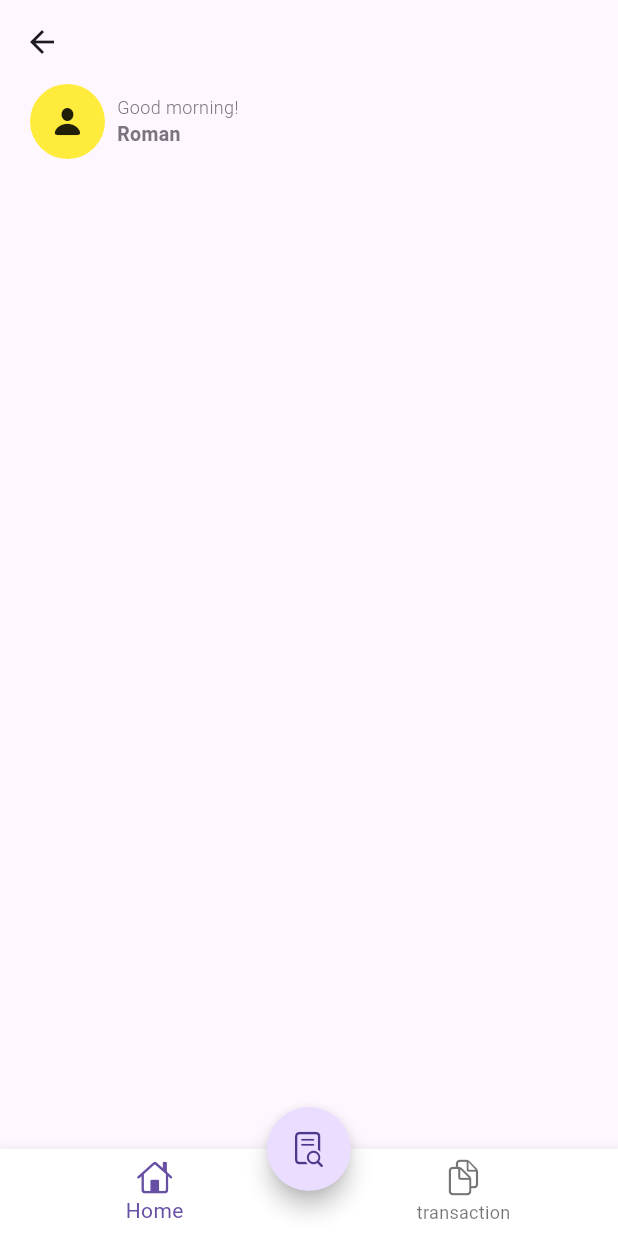
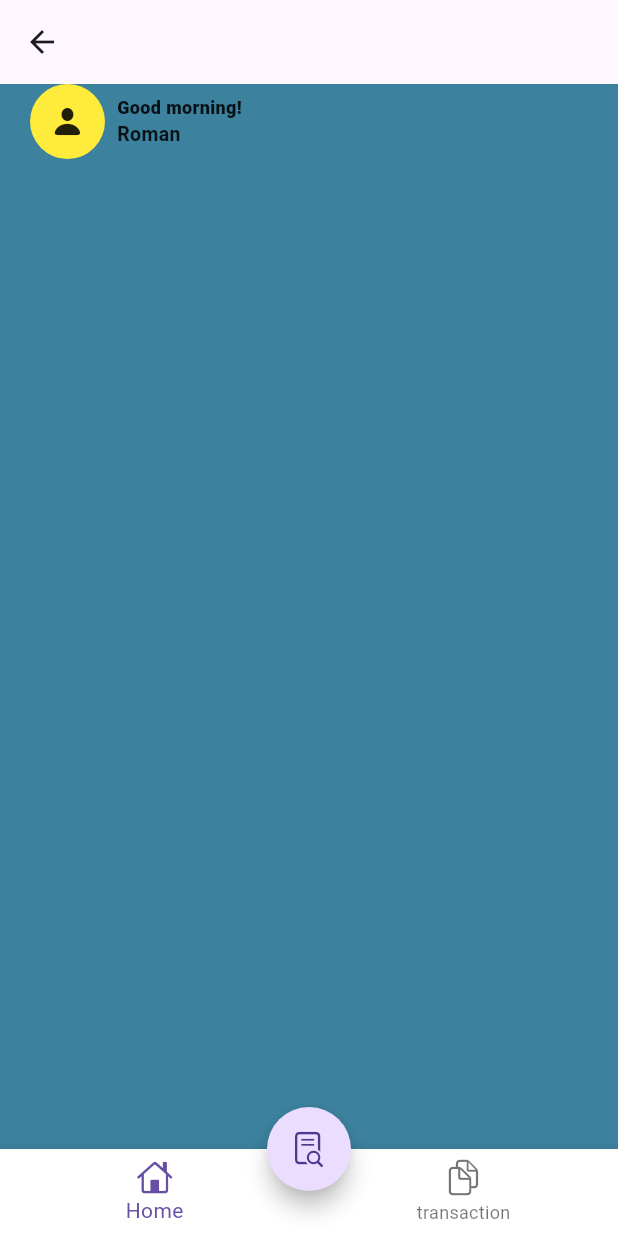
Before and after one commit to Bibesh17/project, a Flutter app: the screen it shows after launch, after a tap on "Log in", on a phone screen of 412 x 824 dp. Run offline on Flutter 3.47's test engine with Material 3 defaults, Android fonts, the phone set to English and light mode, and no system bars.

Commit message:
main screen update

```diff
--- a/finance_guru/lib/login_page.dart
+++ b/finance_guru/lib/login_page.dart
@@ -10,7 +10,7 @@ class LoginPage extends StatelessWidget {
 
     return SafeArea(
       child: Scaffold(
-        backgroundColor: const Color.fromARGB(255, 3, 17, 51),
+        backgroundColor: const Color(0xFF2F7694),
         body: Padding(
           padding: const EdgeInsets.symmetric(horizontal: 16.0),
           child: Column(
--- a/finance_guru/lib/main.dart
+++ b/finance_guru/lib/main.dart
@@ -10,9 +10,14 @@ class MyApp extends StatelessWidget {
 
   @override
   Widget build(BuildContext context) {
-    return const MaterialApp(
+    return MaterialApp(
+      title: " Expense_app",
+      theme: ThemeData(
+        scaffoldBackgroundColor: const Color.fromARGB(
+            255, 60, 129, 158), // Set the global background color
+      ),
       debugShowCheckedModeBanner: false,
-      home: LoginPage(),
+      home: const LoginPage(),
     );
   }
 }
--- a/finance_guru/lib/screen/home_screen.dart
+++ b/finance_guru/lib/screen/home_screen.dart
@@ -10,7 +10,7 @@ class HomeScreen extends StatelessWidget {
     return Scaffold(
       appBar: AppBar(),
       bottomNavigationBar: BottomNavigationBar(
-        backgroundColor: Colors.white,
+        backgroundColor: const Color.fromARGB(255, 255, 255, 255),
         items: const [
           BottomNavigationBarItem(
               icon: Icon(CupertinoIcons.home), label: 'Home'),
--- a/finance_guru/lib/screen/main_screen.dart
+++ b/finance_guru/lib/screen/main_screen.dart
@@ -30,24 +30,22 @@ class MainScreen extends StatelessWidget {
                     ],
                   ),
                   const SizedBox(width: 8),
-                  Column(
+                  const Column(
                     crossAxisAlignment: CrossAxisAlignment.start,
                     children: [
                       Text(
                         "Good morning!",
                         style: TextStyle(
-                          fontSize: 12,
-                          fontWeight: FontWeight.w300,
-                          color: Theme.of(context).colorScheme.outline,
-                        ),
+                            fontSize: 12,
+                            fontWeight: FontWeight.w900,
+                            color: Colors.black87),
                       ),
                       Text(
                         "Roman",
                         style: TextStyle(
-                          fontSize: 13,
-                          fontWeight: FontWeight.w600,
-                          color: Theme.of(context).colorScheme.outline,
-                        ),
+                            fontSize: 13,
+                            fontWeight: FontWeight.w600,
+                            color: Colors.black87),
                       ),
                     ],
                   ),
```
